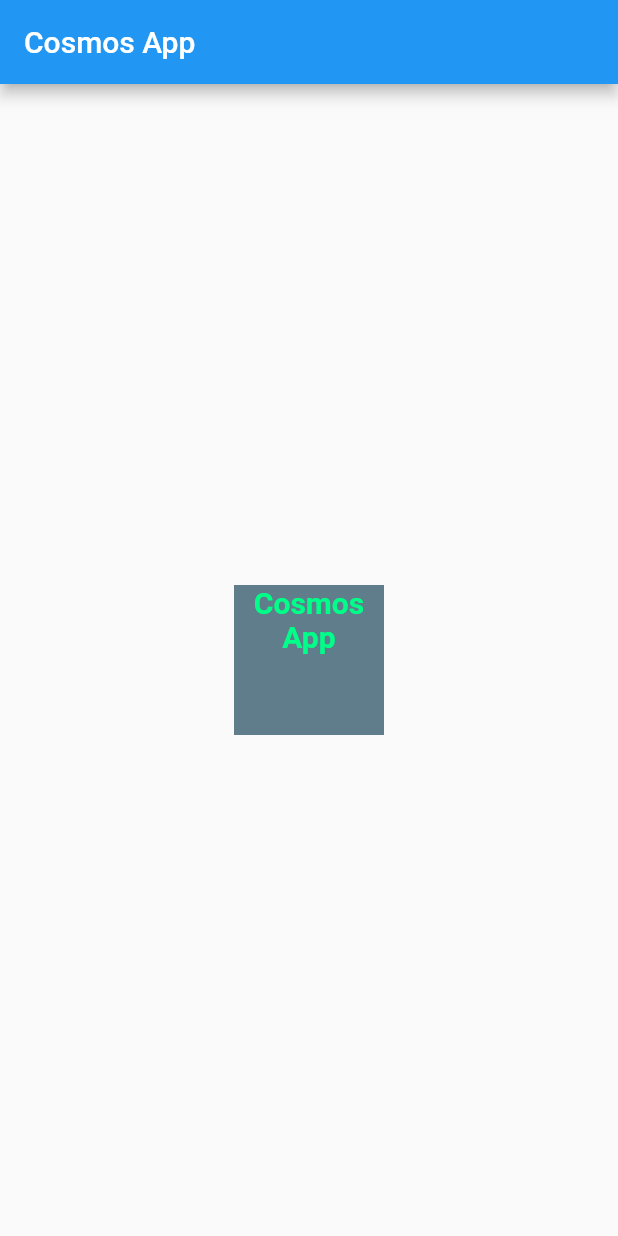
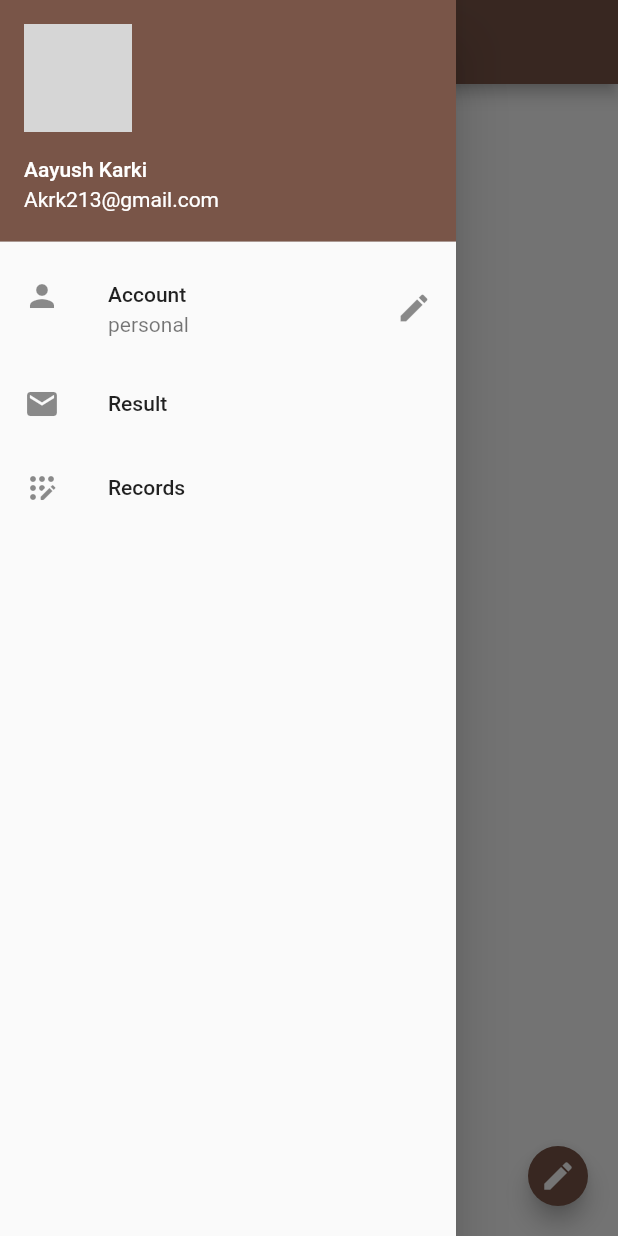
Before and after one commit to karkiayush/FlutterAppdev, a Flutter app: the screen it shows after launch, with the side drawer open (before the commit the screen has no drawer), on a phone screen of 412 x 824 dp. Run offline on Flutter 3.47's test engine with Material 2 defaults, Android fonts, the phone set to English and light mode, and no system bars; network calls fail; grey boxes are pictures that could not be loaded.

Commit message:
// Here I learned about the material drawer, List view and circle avatar & Floating action buttons

```diff
--- a/lib/main.dart
+++ b/lib/main.dart
@@ -1,61 +1,18 @@
-/*import 'package:flutter/material.dart';
-
-// main is the driver program
-void main(List<String> args) {
-  runApp(MaterialApp(
-    title: "Messenger",
-    home: Homepage(),
-  ));
-}
-
-class Homepage extends StatelessWidget {
-  @override
-  Widget build(BuildContext context) {
-    return Scaffold(
-      appBar: AppBar(title: const Text("Messenger")),
-      body: Center(
-        child: Container(
-          alignment: Alignment.center,
-          padding: const EdgeInsets.all(14),
-          // color: Colors.greenAccent,
-          width: 100,
-          height: 100,
-          decoration: const BoxDecoration(
-            color: Colors.greenAccent,
-            boxShadow: [
-              BoxShadow(
-                  color: Colors.grey,
-                  blurRadius: 50,
-                  spreadRadius: 6,
-                  offset: Offset(2.0, 10.0))
-            ],
-            gradient: LinearGradient(colors: [
-              Colors.yellowAccent,
-              Color.fromARGB(255, 102, 97, 98)
-            ]),
-            shape: BoxShape.circle,
-          ),
-
-          child: const Text(
-            "Messenger",
-            style: TextStyle(color: Colors.black, fontWeight: FontWeight.bold),
-          ),
-        ),
-      ),
-    );
-  }
-}
-*/
-
+// Here I learned about the material drawer, List view and circle avatar & Floating action buttons
 import 'package:flutter/material.dart';
 
 void main(List<String> args) {
   runApp(MaterialApp(
     title: "Cosmos App",
     home: Homepage(),
+    theme: ThemeData(
+      // Swatch is the collection of colors in material design that takes the colors and automatically makes the design colorful and add up the extra beauty to the design
+      primarySwatch: Colors.brown,
+    ),
   ));
 }
 
+// ignore: use_key_in_widget_constructors
 class Homepage extends StatelessWidget {
   @override
   Widget build(BuildContext context) {
@@ -63,25 +20,62 @@ class Homepage extends StatelessWidget {
       appBar: AppBar(
         title: const Text("Cosmos App"),
       ),
-      body: Center(
-        child: Container(
-          height: 100,
-          width: 100,
-          alignment: Alignment.topCenter,
-          decoration: const BoxDecoration(
-            color: Colors.blueGrey,
-            shape: BoxShape.rectangle,
-          ),
-          child: const Text(
-            "Cosmos App",
-            textAlign: TextAlign.center,
-            style: TextStyle(
-              color: Color.fromARGB(255, 0, 255, 136),
-              fontWeight: FontWeight.w700,
-              fontSize: 20,
+
+      // DESIGNING THE FLOATING ACTION BUTTON
+      body: Container(),
+
+      // to add the drawer icon indicated by three small parallel lines and the below code must be located inside of " return scaffold ()"
+      drawer: Drawer(
+        child: ListView(
+          //padding makes the drawer colors to reach the top position
+          padding: EdgeInsets.zero,
+
+          children: const <Widget>[
+            // DrawerHeader(
+            //   // ignore: sort_child_properties_last
+            //   child: Text(
+            //     "Dashboard",
+            //     style: TextStyle(color: Colors.white),
+            //   ),
+            //   decoration: BoxDecoration(color: Colors.blueAccent),
+            // ),
+
+            UserAccountsDrawerHeader(
+              accountName: Text("Aayush Karki"),
+              accountEmail: Text("Akrk213@gmail.com"),
+              currentAccountPicture: CircleAvatar(
+                backgroundImage: NetworkImage(
+                    "https://images.unsplash.com/photo-1500648767791-00dcc994a43e?ixlib=rb-1.2.1&ixid=MnwxMjA3fDB8MHxwaG90by1wYWdlfHx8fGVufDB8fHx8&auto=format&fit=crop&w=387&q=80"),
+              ),
             ),
-          ),
+
+            ListTile(
+              leading: Icon(Icons.person),
+              title: Text("Account"),
+              subtitle: Text("personal"),
+              trailing: Icon(Icons.edit),
+            ),
+            ListTile(
+              leading: Icon(Icons.email),
+              title: Text("Result"),
+            ),
+            ListTile(
+              title: Text("Records"),
+              leading: Icon(Icons.app_registration_rounded),
+            ),
+          ],
         ),
+      ),
+
+      //floatingActionButtonLocation: FloatingActionButtonLocation.centerFloat, // makes the icon position on the center of buttom
+      floatingActionButton: FloatingActionButton(
+        onPressed: () {},
+        // ignore: sort_child_properties_last
+        child: const Icon(
+          Icons.edit,
+        ),
+        // mini makes the icons smaller
+        mini: true,
       ),
     );
   }
```
